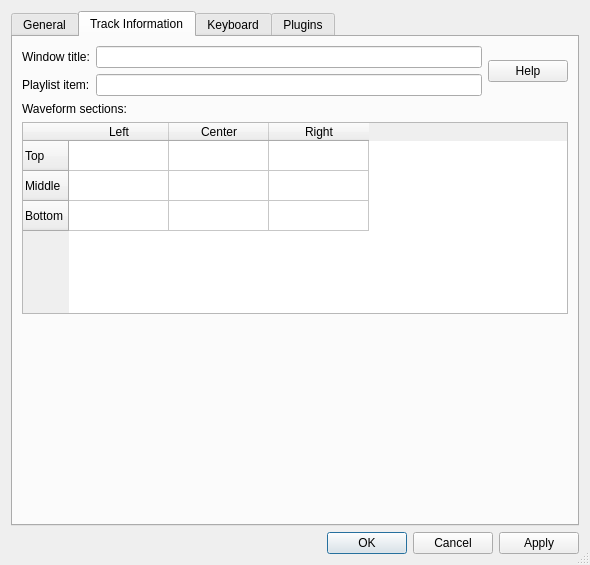
Above: src/preferencesDialog.ui from nulloy/nulloy before the change. Below: the same form after it.
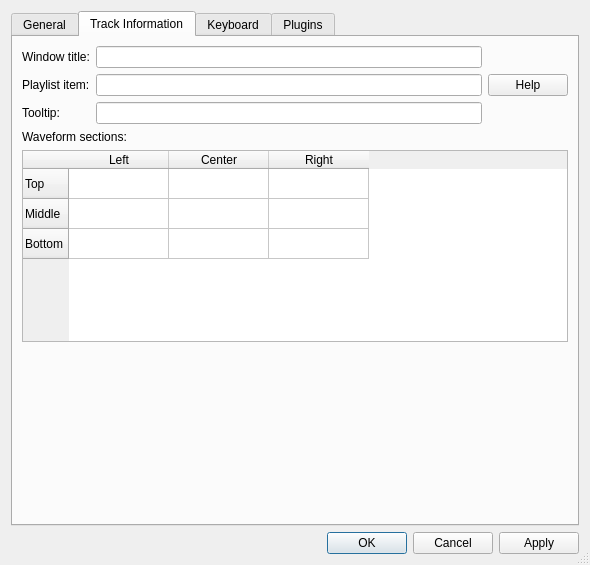
That is the form after the change. The open tabs and pages were chosen to show the change. Custom widgets are drawn as their Qt base class.

Commit message: tooltip setting in preferencesDialog

What changed in the file:
```diff
--- a/src/preferencesDialog.ui
+++ b/src/preferencesDialog.ui
@@ -431,6 +431,13 @@
               </property>
              </widget>
             </item>
+            <item>
+             <widget class="QLabel" name="tooltipTrackInfoLabel">
+              <property name="text">
+               <string>Tooltip:</string>
+              </property>
+             </widget>
+            </item>
            </layout>
           </item>
           <item>
@@ -441,6 +448,9 @@
             <item>
              <widget class="QLineEdit" name="playlistTrackInfoLineEdit"/>
             </item>
+            <item>
+             <widget class="QLineEdit" name="tooltipTrackInfoLineEdit"/>
+            </item>
            </layout>
           </item>
           <item>
```
Left out of the diff: 4 changed lines with no effect on the pictures. The commit also changes 4 other files.
